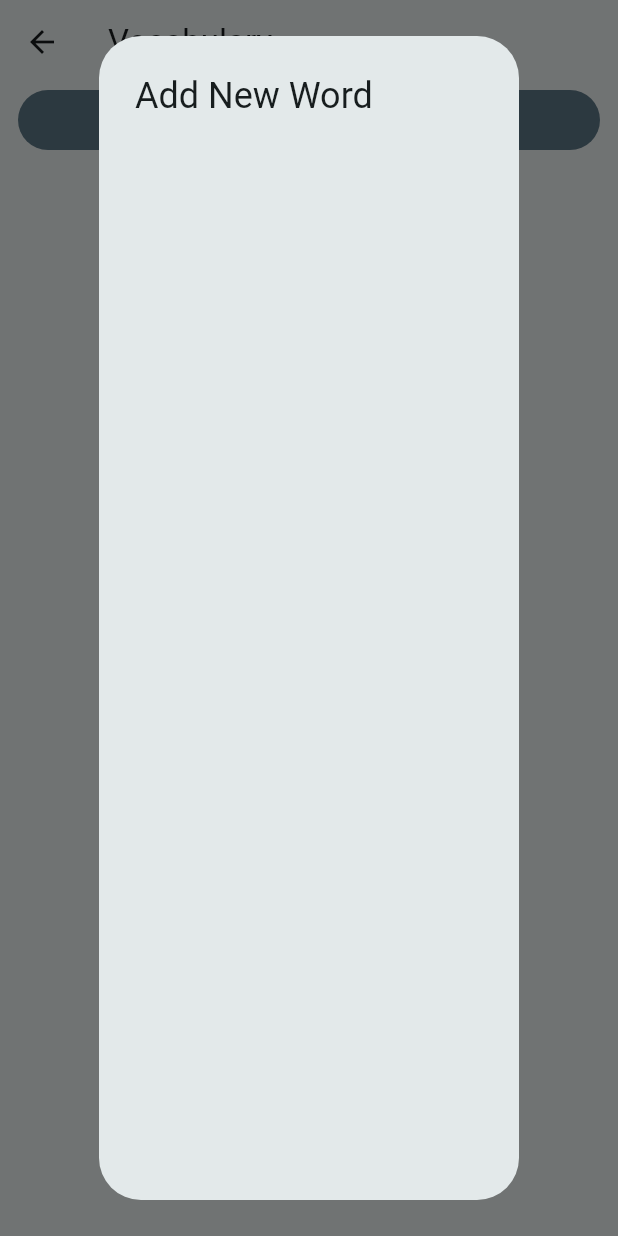
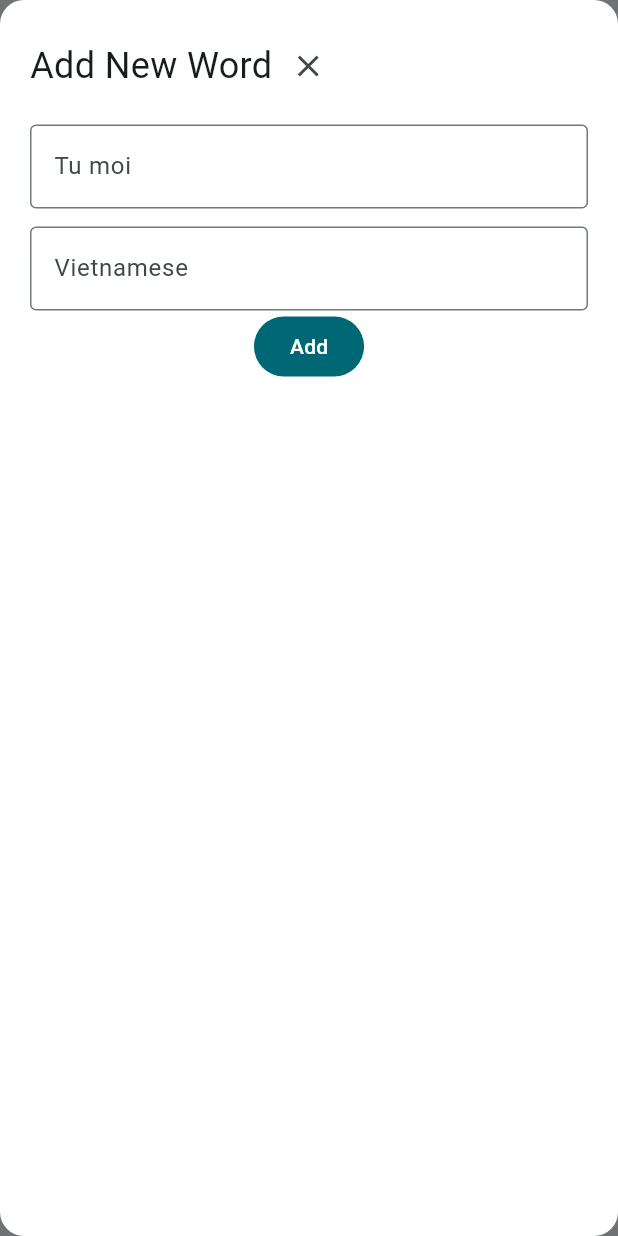
Before and after one commit to andyngojs/my-vocability-mobile, a Flutter app: the VocabPage screen opened by its route, after a tap on "Create new word", on a phone screen of 412 x 824 dp. Run offline on Flutter 3.47's test engine with Material 3 defaults, Android fonts, the light colour scheme and no system bars; our stand-ins replace flutter_bloc.

Commit message:
no message

```diff
--- a/lib/features/vocab/presentation/widgets/add_word_dialog.dart
+++ b/lib/features/vocab/presentation/widgets/add_word_dialog.dart
@@ -1,12 +1,73 @@
 import 'package:flutter/material.dart';
 
 class AddWordDialog extends StatelessWidget {
+  final _newWordController = TextEditingController();
+
   @override
   Widget build(BuildContext context) {
-    return AlertDialog(
-      title: Text("Add New Word"),
-      content: Column(
+    return Dialog(
+      insetPadding: EdgeInsets.zero,
+      backgroundColor: Colors.transparent,
+      child: Container(
+        width: MediaQuery.of(context).size.width,
+        padding: EdgeInsets.all(20),
+        decoration: BoxDecoration(
+          color: Colors.white,
+          borderRadius: BorderRadius.circular(16),
+        ),
+        child: Column(
+          mainAxisAlignment: MainAxisAlignment.start,
+          children: [
+            Padding(
+              padding: EdgeInsetsGeometry.fromLTRB(0, 0, 0, 15),
+              child: Row(
+                children: [
+                  Text(
+                    "Add New Word",
+                    style: TextStyle(fontSize: 24),
+                    textAlign: TextAlign.center,
+                  ),
 
+                  IconButton(onPressed: () => {}, icon: Icon(Icons.close)),
+                ],
+              ),
+            ),
+
+            Flex(
+              direction: Axis.vertical,
+              children: [
+                TextField(
+                  controller: _newWordController,
+                  decoration: InputDecoration(
+                    border: OutlineInputBorder(),
+                    label: Text("Tu moi"),
+                  ),
+                ),
+
+                Padding(padding: EdgeInsets.only(top: 12)),
+
+                TextField(
+                  controller: _newWordController,
+                  decoration: InputDecoration(
+                    border: OutlineInputBorder(),
+                    label: Text("Vietnamese"),
+                  ),
+                ),
+              ],
+            ),
+
+            Row(
+              spacing: 23,
+              mainAxisAlignment: MainAxisAlignment.center,
+              crossAxisAlignment: CrossAxisAlignment.end,
+              children: [
+                FilledButton(onPressed: () => {}, child: Text('Add'), style: ButtonStyle(
+
+                ),)
+              ],
+            ),
+          ],
+        ),
       ),
     );
   }
```
Also changed, not shown: lib/core/network/api_handler.dart (added), lib/core/utils/index.dart (added).
